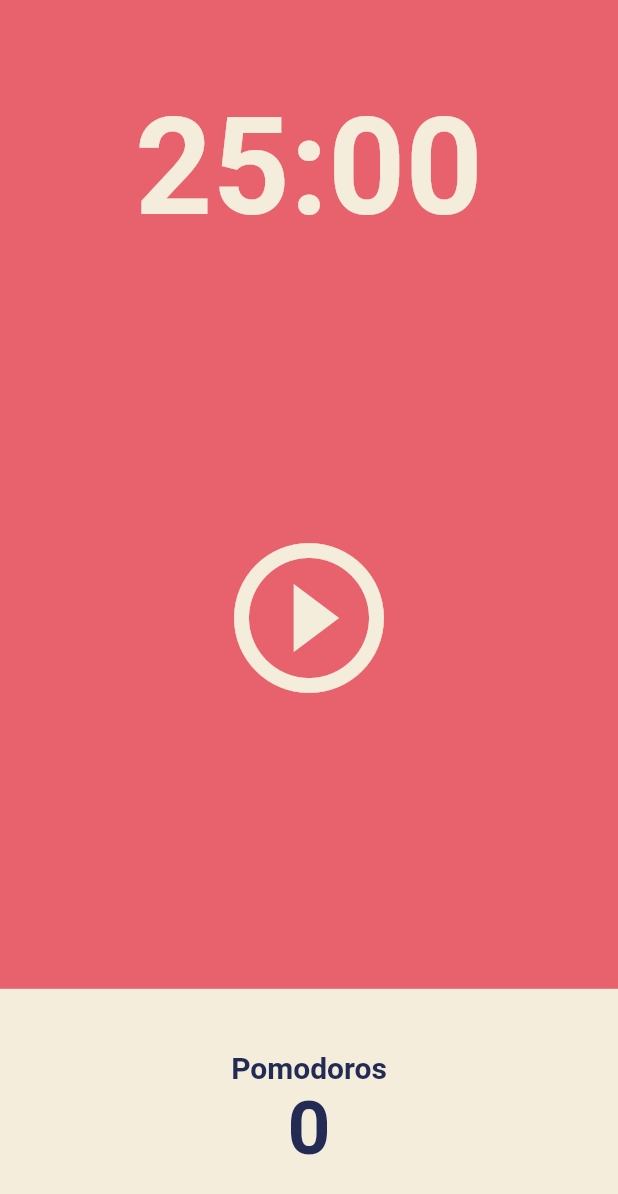
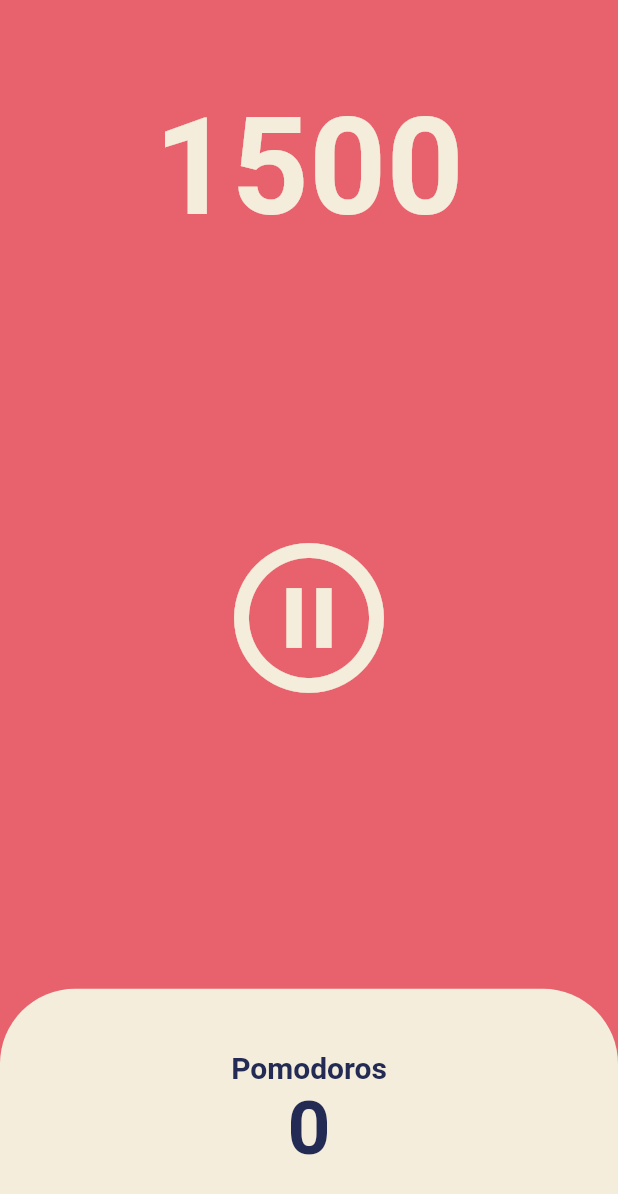
Before and after one commit to yyeonkim/flutterStudy, a Flutter app: the screen it shows after launch, on a phone screen of 412 x 824 dp. Shown: the top 1194 px of the screen. Run offline on Flutter 3.47's test engine with Material 2 defaults, Android fonts, the phone set to English and light mode, and no system bars.

Commit message:
일시정지 버튼 추가

```diff
--- a/lib/screens/home_screen.dart
+++ b/lib/screens/home_screen.dart
@@ -1,3 +1,5 @@
+import 'dart:async';
+
 import 'package:flutter/material.dart';
 
 class HomeScreen extends StatefulWidget {
@@ -8,6 +10,30 @@ class HomeScreen extends StatefulWidget {
 }
 
 class _HomeScreenState extends State<HomeScreen> {
+  int totalSeconds = 1500;
+  bool isRunning = false;
+  late Timer timer;
+
+  void onTick(Timer timer) {
+    setState(() {
+      totalSeconds -= 1;
+    });
+  }
+
+  void onStartPressed() {
+    timer = Timer.periodic(const Duration(seconds: 1), onTick);
+    setState(() {
+      isRunning = true;
+    });
+  }
+
+  void onPausePressed() {
+    timer.cancel();
+    setState(() {
+      isRunning = false;
+    });
+  }
+
   @override
   Widget build(BuildContext context) {
     return Scaffold(
@@ -18,7 +44,7 @@ class _HomeScreenState extends State<HomeScreen> {
             child: Container(
               alignment: Alignment.bottomCenter,
               child: Text(
-                "25:00",
+                "$totalSeconds",
                 style: TextStyle(
                   color: Theme.of(context).cardColor,
                   fontSize: 90,
@@ -30,10 +56,12 @@ class _HomeScreenState extends State<HomeScreen> {
             flex: 3,
             child: Center(
               child: IconButton(
-                onPressed: () {},
+                onPressed: isRunning ? onPausePressed : onStartPressed,
                 iconSize: 120,
                 color: Theme.of(context).cardColor,
-                icon: const Icon(Icons.play_circle_outline),
+                icon: Icon(isRunning
+                    ? Icons.play_circle_outline
+                    : Icons.pause_circle_outline),
               ),
             )),
         Flexible(
@@ -43,6 +71,10 @@ class _HomeScreenState extends State<HomeScreen> {
                 Expanded(
                   child: Container(
                     decoration: BoxDecoration(
+                      borderRadius: const BorderRadius.only(
+                        topLeft: Radius.circular(50),
+                        topRight: Radius.circular(50),
+                      ),
                       color: Theme.of(context).cardColor,
                     ),
                     child: Column(
```
